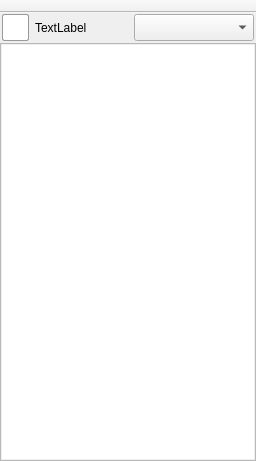
Before: the Qt Designer form src/gui/form_Main.ui in vituperative/i2pchat, drawn with Qt 5.
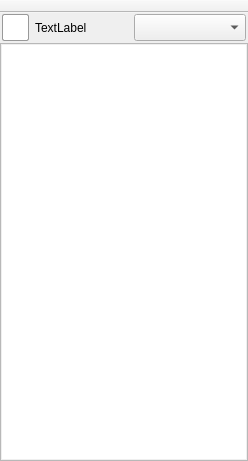
After: the same form once the commit is applied. Icons and pictures are not drawn.

Commit message: Shave a few more pixels from main window width

What changed in the file:
```diff
--- a/src/gui/form_Main.ui
+++ b/src/gui/form_Main.ui
@@ -6,19 +6,19 @@
    <rect>
     <x>0</x>
     <y>0</y>
-    <width>256</width>
+    <width>248</width>
     <height>461</height>
    </rect>
   </property>
   <property name="minimumSize">
    <size>
-    <width>256</width>
+    <width>248</width>
     <height>0</height>
    </size>
   </property>
   <property name="maximumSize">
    <size>
-    <width>256</width>
+    <width>248</width>
     <height>16777215</height>
    </size>
   </property>
@@ -56,13 +56,13 @@
      <widget class="QListWidget" name="listWidget">
       <property name="minimumSize">
        <size>
-        <width>256</width>
+        <width>248</width>
         <height>0</height>
        </size>
       </property>
       <property name="maximumSize">
        <size>
-        <width>256</width>
+        <width>248</width>
         <height>16777215</height>
        </size>
       </property>
@@ -144,13 +144,13 @@
       </property>
       <property name="minimumSize">
        <size>
-        <width>256</width>
+        <width>248</width>
         <height>31</height>
        </size>
       </property>
       <property name="maximumSize">
        <size>
-        <width>256</width>
+        <width>248</width>
         <height>31</height>
        </size>
       </property>
@@ -244,19 +244,19 @@
          </property>
          <property name="minimumSize">
           <size>
-           <width>120</width>
+           <width>112</width>
            <height>27</height>
           </size>
          </property>
          <property name="maximumSize">
           <size>
-           <width>120</width>
+           <width>112</width>
            <height>27</height>
           </size>
          </property>
          <property name="font">
           <font>
-           <pointsize>9</pointsize>
+           <pointsize>8</pointsize>
           </font>
          </property>
          <property name="styleSheet">
@@ -338,7 +338,7 @@
    </property>
    <property name="maximumSize">
     <size>
-     <width>256</width>
+     <width>248</width>
      <height>16635</height>
     </size>
    </property>
```
The commit also changes 2 other files.
